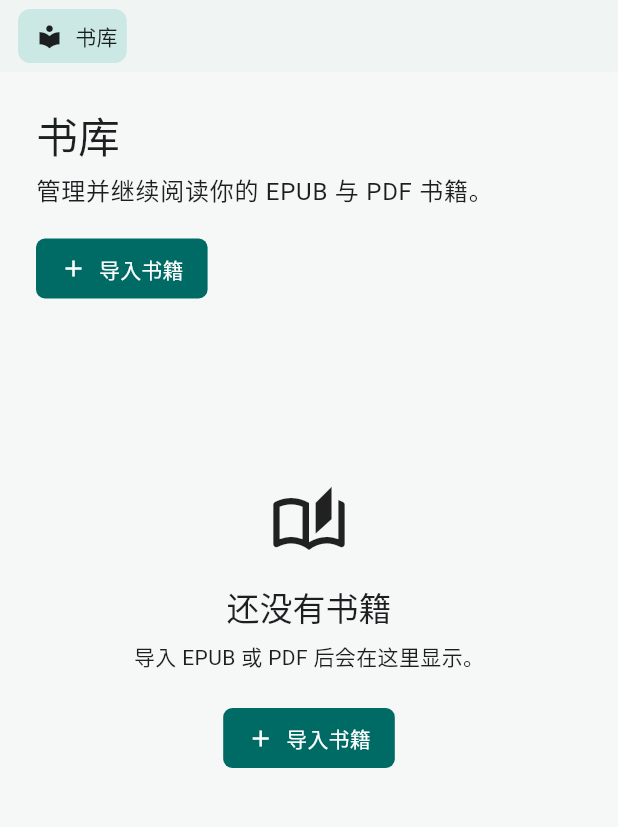
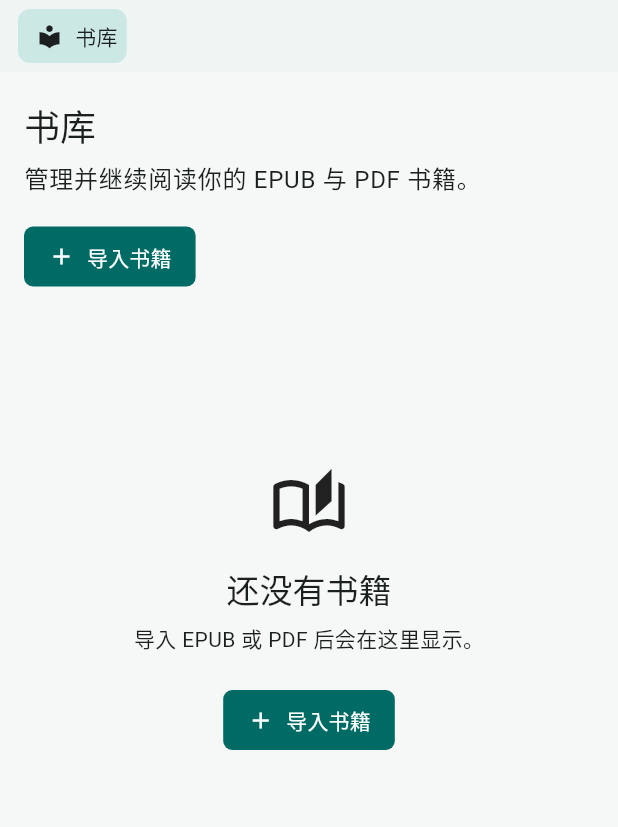
Before and after one commit to bbdd2729/TomoRead, a Flutter app: the screen it shows after launch, on a phone screen of 412 x 824 dp, the part 84-911 px from its top. Run offline on Flutter 3.47's test engine with Material 3 defaults, Android fonts, the phone set to English and light mode, and no system bars; our stand-ins replace file_picker, flutter_hooks, hooks_riverpod, sqflite, sqflite_common, sqflite_common_ffi and 1 more; missing offline and left inert: pdfrx, webview_flutter_windows; accounts and stored records are empty.

Commit message:
feat: refine library visual hierarchy

```diff
--- a/lib/features/library/library_home_page.dart
+++ b/lib/features/library/library_home_page.dart
@@ -207,8 +207,17 @@ class LibraryHomePage extends HookConsumerWidget {
           tag: tagFilter.value,
           favoritesOnly: favoritesOnly.value,
         );
+        return LayoutBuilder(
+          builder: (context, constraints) {
+            final compact = constraints.maxWidth < 600;
+            final horizontalPadding = compact ? 16.0 : 32.0;
             return ListView(
-          padding: const EdgeInsets.all(24),
+              padding: EdgeInsets.fromLTRB(
+                horizontalPadding,
+                compact ? 20 : 28,
+                horizontalPadding,
+                40,
+              ),
               children: [
                 PageHeader(
                   title: '书库',
@@ -217,9 +226,11 @@ class LibraryHomePage extends HookConsumerWidget {
                   actionIcon: Icons.add,
                   onAction: isImporting.value ? null : importBooks,
                 ),
-            const SizedBox(height: 24),
+                const SizedBox(height: 20),
                 if (items.isEmpty)
-              _EmptyLibrary(onImport: isImporting.value ? null : importBooks)
+                  _EmptyLibrary(
+                    onImport: isImporting.value ? null : importBooks,
+                  )
                 else ...[
                   _LibraryControls(
                     formatFilter: formatFilter.value,
@@ -238,13 +249,15 @@ class LibraryHomePage extends HookConsumerWidget {
                     onTagChanged: (value) => tagFilter.value = value,
                     onFavoritesChanged: (value) => favoritesOnly.value = value,
                   ),
-              const SizedBox(height: 24),
+                  const SizedBox(height: 20),
                   if (selectionMode.value)
                     _SelectionToolbar(
                       selectedCount: selectedBookIds.value.length,
                       isWorking: isBatchOperating.value,
                       allSelectedAreFavorite: items
-                      .where((book) => selectedBookIds.value.contains(book.id))
+                          .where(
+                            (book) => selectedBookIds.value.contains(book.id),
+                          )
                           .every((book) => book.isFavorite),
                       onCancel: cancelSelection,
                       onToggleFavorite: () => updateSelectedFavorite(items),
@@ -259,7 +272,7 @@ class LibraryHomePage extends HookConsumerWidget {
                       book: visibleBooks.first,
                       onOpenReader: () => onOpenBookDetails(visibleBooks.first),
                     ),
-                const SizedBox(height: 28),
+                    const SizedBox(height: 24),
                     Row(
                       children: [
                         Text(
@@ -280,10 +293,10 @@ class LibraryHomePage extends HookConsumerWidget {
                         physics: const NeverScrollableScrollPhysics(),
                         gridDelegate:
                             const SliverGridDelegateWithMaxCrossAxisExtent(
-                          maxCrossAxisExtent: 190,
-                          mainAxisExtent: 270,
-                          mainAxisSpacing: 16,
-                          crossAxisSpacing: 16,
+                              maxCrossAxisExtent: 176,
+                              mainAxisExtent: 286,
+                              mainAxisSpacing: 20,
+                              crossAxisSpacing: 20,
                             ),
                         itemCount: visibleBooks.length,
                         itemBuilder: (context, index) => _BookCard(
@@ -335,6 +348,8 @@ class LibraryHomePage extends HookConsumerWidget {
                   ],
                 ],
               ],
+            );
+          },
         );
       },
     );
@@ -796,7 +811,9 @@ class _ContinueReadingCard extends StatelessWidget {
   final VoidCallback onOpenReader;
 
   @override
-  Widget build(BuildContext context) => Card(
+  Widget build(BuildContext context) => Material(
+    color: Theme.of(context).colorScheme.surfaceContainerLow,
+    borderRadius: BorderRadius.circular(8),
     clipBehavior: Clip.antiAlias,
     child: Padding(
       padding: const EdgeInsets.all(20),
@@ -849,7 +866,7 @@ class _ContinueReadingCard extends StatelessWidget {
   );
 }
 
-class _BookCard extends StatelessWidget {
+class _BookCard extends HookWidget {
   const _BookCard({
     required this.book,
     required this.onTap,
@@ -871,9 +888,30 @@ class _BookCard extends StatelessWidget {
   final VoidCallback onToggleFavorite;
 
   @override
-  Widget build(BuildContext context) => Card(
+  Widget build(BuildContext context) {
+    final isHovered = useState(false);
+    final colorScheme = Theme.of(context).colorScheme;
+    final background = isSelected
+        ? colorScheme.secondaryContainer
+        : isHovered.value
+        ? colorScheme.surfaceContainerLow
+        : Colors.transparent;
+    final border = isSelected ? colorScheme.primary : Colors.transparent;
+    return MouseRegion(
+      onEnter: (_) => isHovered.value = true,
+      onExit: (_) => isHovered.value = false,
+      child: AnimatedContainer(
         key: Key('book-${book.id}'),
-    color: isSelected ? Theme.of(context).colorScheme.secondaryContainer : null,
+        duration: const Duration(milliseconds: 140),
+        curve: Curves.easeOut,
+        decoration: BoxDecoration(
+          color: background,
+          borderRadius: BorderRadius.circular(8),
+          border: Border.all(color: border),
+        ),
+        child: Material(
+          color: Colors.transparent,
+          borderRadius: BorderRadius.circular(8),
           clipBehavior: Clip.antiAlias,
           child: InkWell(
             onTap: isRemoving ? null : onTap,
@@ -905,7 +943,9 @@ class _BookCard extends StatelessWidget {
                             top: 4,
                             right: 4,
                             child: Material(
-                        color: Theme.of(context).colorScheme.surfaceContainer,
+                              color: Theme.of(
+                                context,
+                              ).colorScheme.surfaceContainer,
                               shape: const CircleBorder(),
                               child: PopupMenuButton<String>(
                                 tooltip: '更多操作',
@@ -916,9 +956,14 @@ class _BookCard extends StatelessWidget {
                                 itemBuilder: (context) => [
                                   PopupMenuItem(
                                     value: 'favorite',
-                              child: Text(book.isFavorite ? '取消收藏' : '收藏书籍'),
+                                    child: Text(
+                                      book.isFavorite ? '取消收藏' : '收藏书籍',
                                     ),
-                            PopupMenuItem(value: 'delete', child: Text('删除书籍')),
+                                  ),
+                                  PopupMenuItem(
+                                    value: 'delete',
+                                    child: Text('删除书籍'),
+                                  ),
                                 ],
                                 icon: isRemoving
                                     ? const SizedBox(
@@ -955,7 +1000,10 @@ class _BookCard extends StatelessWidget {
               ),
             ),
           ),
+        ),
+      ),
     );
+  }
 }
 
 class _BookListItem extends StatelessWidget {
--- a/lib/shared/widgets/page_header.dart
+++ b/lib/shared/widgets/page_header.dart
@@ -26,7 +26,7 @@ class PageHeader extends StatelessWidget {
           child: Column(
             crossAxisAlignment: CrossAxisAlignment.start,
             children: [
-              Text(title, style: Theme.of(context).textTheme.headlineMedium),
+              Text(title, style: Theme.of(context).textTheme.headlineSmall),
               const SizedBox(height: 6),
               Text(subtitle, style: Theme.of(context).textTheme.bodyLarge),
             ],
```
Lines whose indentation alone changed are shown as unchanged.
